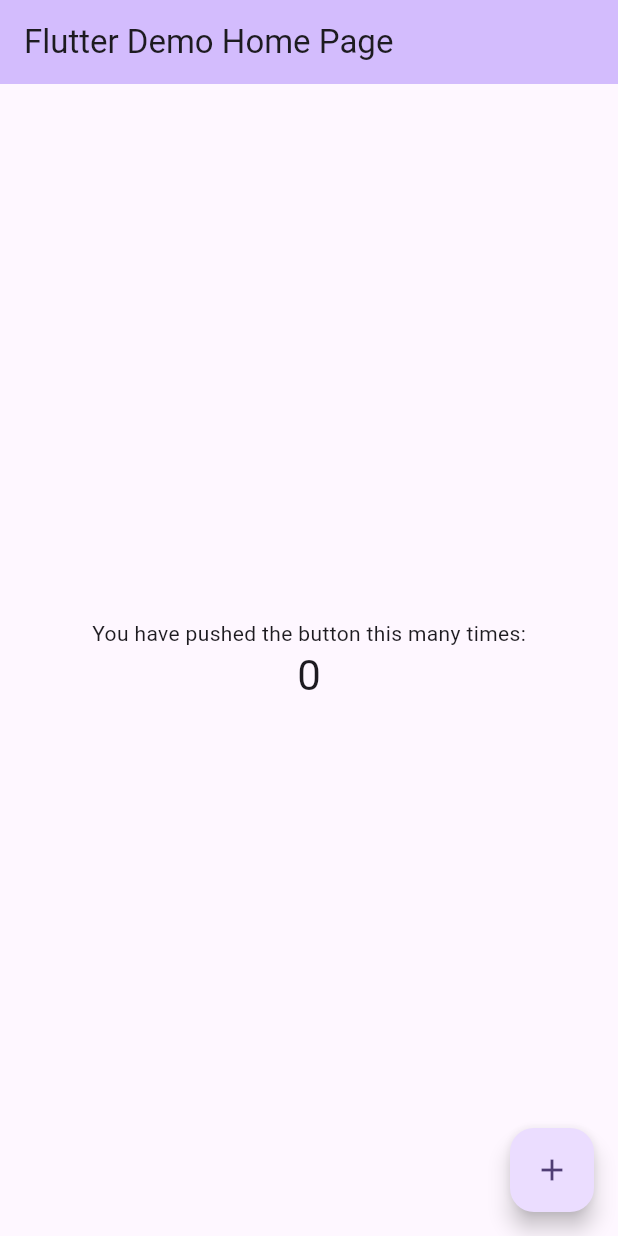
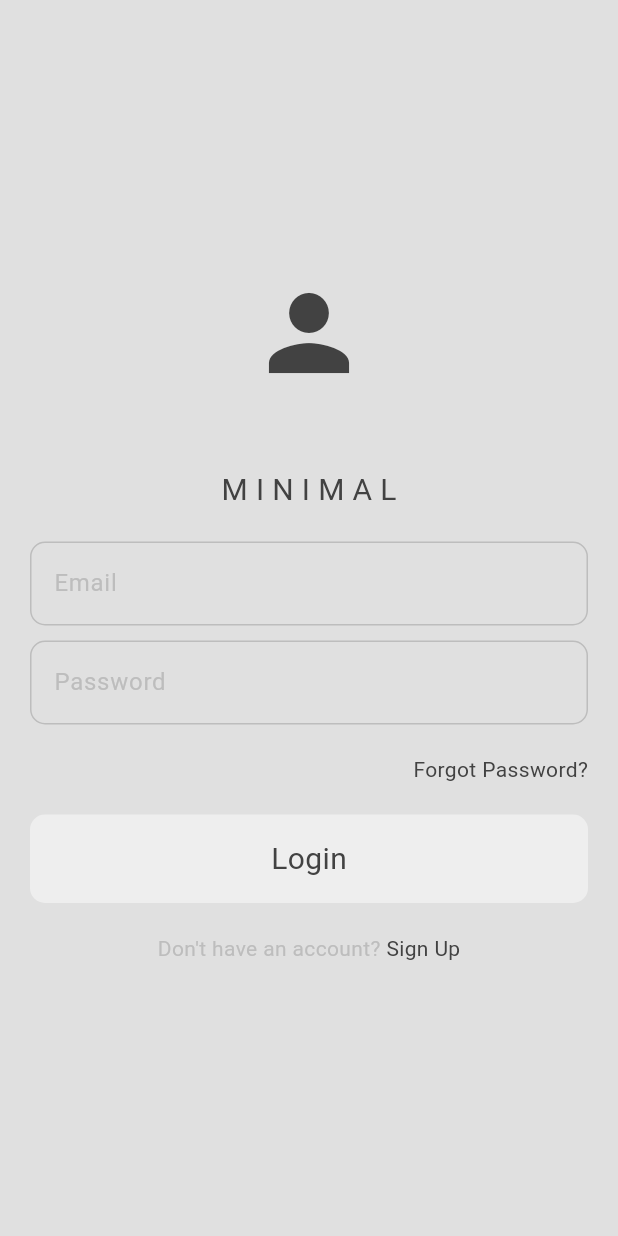
Before and after one commit to thanhNgan13/Minimal-Social-Media-App, a Flutter app: the screen it shows after launch, on a phone screen of 412 x 824 dp. Run offline on Flutter 3.47's test engine with Material 3 defaults, Android fonts, the phone set to English and light mode, and no system bars; our stand-ins replace firebase_core; accounts and stored records are empty.

```diff
--- /dev/null
+++ b/lib/auth/login_or_register.dart
@@ -0,0 +1,32 @@
+import 'package:flutter/material.dart';
+
+import '../pages/login.dart';
+import '../pages/register.dart';
+
+class LoginOrRegister extends StatefulWidget {
+  const LoginOrRegister({super.key});
+
+  @override
+  State<LoginOrRegister> createState() => _LoginOrRegisterState();
+}
+
+class _LoginOrRegisterState extends State<LoginOrRegister> {
+  // Trạng thái ban đầu sẽ là page đăng nhậ
+  bool isLoginPage = true;
+
+  // Hàm chuyển đổi giữa 2 trang đăng nhập và đăng ký
+  void switchPage() {
+    setState(() {
+      isLoginPage = !isLoginPage;
+    });
+  }
+
+  @override
+  Widget build(BuildContext context) {
+    if (isLoginPage) {
+      return LoginPage(onPressed: switchPage);
+    } else {
+      return RegisterPage(onPressed: switchPage);
+    }
+  }
+}
--- /dev/null
+++ b/lib/components/my_button.dart
@@ -0,0 +1,29 @@
+import 'package:flutter/material.dart';
+
+class MyButton extends StatelessWidget {
+  final String text;
+  final void Function()? onPressed;
+  const MyButton({super.key, required this.text, required this.onPressed});
+
+  @override
+  Widget build(BuildContext context) {
+    return GestureDetector(
+        onTap: onPressed,
+        child: Container(
+          width: double.infinity,
+          padding: const EdgeInsets.all(15),
+          decoration: BoxDecoration(
+            color: Theme.of(context).colorScheme.primary,
+            borderRadius: BorderRadius.circular(10),
+          ),
+          child: Center(
+            child: Text(
+              text,
+              style: TextStyle(
+                  color: Theme.of(context).colorScheme.inversePrimary,
+                  fontSize: 20),
+            ),
+          ),
+        ));
+  }
+}
--- /dev/null
+++ b/lib/components/my_textfield.dart
@@ -0,0 +1,34 @@
+import 'package:flutter/material.dart';
+
+class MyTextField extends StatelessWidget {
+  final String hintText;
+  final bool obscureText;
+  final TextEditingController controller;
+  const MyTextField(
+      {super.key,
+      required this.hintText,
+      required this.obscureText,
+      required this.controller});
+
+  @override
+  Widget build(BuildContext context) {
+    return TextField(
+      controller: controller,
+      obscureText: obscureText,
+      decoration: InputDecoration(
+        hintText: hintText,
+        hintStyle: TextStyle(color: Theme.of(context).colorScheme.secondary),
+        enabledBorder: OutlineInputBorder(
+          borderRadius: BorderRadius.circular(10),
+          borderSide:
+              BorderSide(color: Theme.of(context).colorScheme.secondary),
+        ),
+        focusedBorder: OutlineInputBorder(
+          borderRadius: BorderRadius.circular(10),
+          borderSide:
+              BorderSide(color: Theme.of(context).colorScheme.inversePrimary),
+        ),
+      ),
+    );
+  }
+}
--- a/lib/main.dart
+++ b/lib/main.dart
@@ -1,6 +1,17 @@
+import 'package:firebase_core/firebase_core.dart';
 import 'package:flutter/material.dart';
+import 'package:minimal_social_media_app/auth/login_or_register.dart';
+import 'package:minimal_social_media_app/theme/dark_mode.dart';
+import 'package:minimal_social_media_app/theme/light_mode.dart';
 
-void main() {
+void main() async {
+  WidgetsFlutterBinding.ensureInitialized();
+  await Firebase.initializeApp(
+      options: const FirebaseOptions(
+          apiKey: 'AIzaSyCbPCDFtTXU2Iw_VH1a_EHdtfWrNbXBxsE',
+          appId: '1:15644102148:android:632e866b989e8608ab6f51',
+          messagingSenderId: '15644102148',
+          projectId: 'minimal-social-media-e3ea1'));
   runApp(const MyApp());
 }
 
@@ -11,115 +22,10 @@ class MyApp extends StatelessWidget {
   @override
   Widget build(BuildContext context) {
     return MaterialApp(
-      title: 'Flutter Demo',
-      theme: ThemeData(
-        // This is the theme of your application.
-        //
-        // TRY THIS: Try running your application with "flutter run". You'll see
-        // the application has a purple toolbar. Then, without quitting the app,
-        // try changing the seedColor in the colorScheme below to Colors.green
-        // and then invoke "hot reload" (save your changes or press the "hot
-        // reload" button in a Flutter-supported IDE, or press "r" if you used
-        // the command line to start the app).
-        //
-        // Notice that the counter didn't reset back to zero; the application
-        // state is not lost during the reload. To reset the state, use hot
-        // restart instead.
-        //
-        // This works for code too, not just values: Most code changes can be
-        // tested with just a hot reload.
-        colorScheme: ColorScheme.fromSeed(seedColor: Colors.deepPurple),
-        useMaterial3: true,
-      ),
-      home: const MyHomePage(title: 'Flutter Demo Home Page'),
+      debugShowCheckedModeBanner: false,
+      theme: lightMode,
+      // darkTheme: darkMode,
+      home: LoginOrRegister(),
     );
   }
 }
-
-class MyHomePage extends StatefulWidget {
-  const MyHomePage({super.key, required this.title});
-
-  // This widget is the home page of your application. It is stateful, meaning
-  // that it has a State object (defined below) that contains fields that affect
-  // how it looks.
-
-  // This class is the configuration for the state. It holds the values (in this
-  // case the title) provided by the parent (in this case the App widget) and
-  // used by the build method of the State. Fields in a Widget subclass are
-  // always marked "final".
-
-  final String title;
-
-  @override
-  State<MyHomePage> createState() => _MyHomePageState();
-}
-
-class _MyHomePageState extends State<MyHomePage> {
-  int _counter = 0;
-
-  void _incrementCounter() {
-    setState(() {
-      // This call to setState tells the Flutter framework that something has
-      // changed in this State, which causes it to rerun the build method below
-      // so that the display can reflect the updated values. If we changed
-      // _counter without calling setState(), then the build method would not be
-      // called again, and so nothing would appear to happen.
-      _counter++;
-    });
-  }
-
-  @override
-  Widget build(BuildContext context) {
-    // This method is rerun every time setState is called, for instance as done
-    // by the _incrementCounter method above.
-    //
-    // The Flutter framework has been optimized to make rerunning build methods
-    // fast, so that you can just rebuild anything that needs updating rather
-    // than having to individually change instances of widgets.
-    return Scaffold(
-      appBar: AppBar(
-        // TRY THIS: Try changing the color here to a specific color (to
-        // Colors.amber, perhaps?) and trigger a hot reload to see the AppBar
-        // change color while the other colors stay the same.
-        backgroundColor: Theme.of(context).colorScheme.inversePrimary,
-        // Here we take the value from the MyHomePage object that was created by
-        // the App.build method, and use it to set our appbar title.
-        title: Text(widget.title),
-      ),
-      body: Center(
-        // Center is a layout widget. It takes a single child and positions it
-        // in the middle of the parent.
-        child: Column(
-          // Column is also a layout widget. It takes a list of children and
-          // arranges them vertically. By default, it sizes itself to fit its
-          // children horizontally, and tries to be as tall as its parent.
-          //
-          // Column has various properties to control how it sizes itself and
-          // how it positions its children. Here we use mainAxisAlignment to
-          // center the children vertically; the main axis here is the vertical
-          // axis because Columns are vertical (the cross axis would be
-          // horizontal).
-          //
-          // TRY THIS: Invoke "debug painting" (choose the "Toggle Debug Paint"
-          // action in the IDE, or press "p" in the console), to see the
-          // wireframe for each widget.
-          mainAxisAlignment: MainAxisAlignment.center,
-          children: <Widget>[
-            const Text(
-              'You have pushed the button this many times:',
-            ),
-            Text(
-              '$_counter',
-              style: Theme.of(context).textTheme.headlineMedium,
-            ),
-          ],
-        ),
-      ),
-      floatingActionButton: FloatingActionButton(
-        onPressed: _incrementCounter,
-        tooltip: 'Increment',
-        child: const Icon(Icons.add),
-      ), // This trailing comma makes auto-formatting nicer for build methods.
-    );
-  }
-}
--- /dev/null
+++ b/lib/pages/login.dart
@@ -0,0 +1,110 @@
+import 'package:flutter/material.dart';
+import 'package:minimal_social_media_app/components/my_button.dart';
+import 'package:minimal_social_media_app/components/my_textfield.dart';
+
+class LoginPage extends StatefulWidget {
+  // sự kiện khi nhấn nút đăng ki
+  final void Function()? onPressed;
+
+  LoginPage({super.key, this.onPressed});
+
+  // trình điều khiển cho các trường văn bản
+  TextEditingController emailcontroller = TextEditingController();
+  TextEditingController passwordcontroller = TextEditingController();
+
+  @override
+  State<LoginPage> createState() => _LoginPageState();
+}
+
+class _LoginPageState extends State<LoginPage> {
+  @override
+  Widget build(BuildContext context) {
+    return Scaffold(
+        backgroundColor: Theme.of(context).colorScheme.background,
+        body: Center(
+          child: Padding(
+            padding: const EdgeInsets.all(20.0),
+            child: Column(
+              mainAxisAlignment: MainAxisAlignment.center,
+              children: [
+                // logo
+                Icon(Icons.person,
+                    size: 80,
+                    color: Theme.of(context).colorScheme.inversePrimary),
+
+                const SizedBox(
+                  height: 50,
+                ),
+
+                // App name
+                const Text(
+                  "M I N I M A L",
+                  style: TextStyle(fontSize: 20),
+                ),
+
+                const SizedBox(
+                  height: 20,
+                ),
+
+                MyTextField(
+                    hintText: "Email",
+                    obscureText: false,
+                    controller: widget.emailcontroller),
+
+                const SizedBox(
+                  height: 10,
+                ),
+                MyTextField(
+                    hintText: "Password",
+                    obscureText: true,
+                    controller: widget.passwordcontroller),
+
+                const SizedBox(
+                  height: 20,
+                ),
+
+                Row(
+                  mainAxisAlignment: MainAxisAlignment.end,
+                  children: [
+                    Text(
+                      "Forgot Password?",
+                      style: TextStyle(
+                          color: Theme.of(context).colorScheme.inversePrimary),
+                    ),
+                  ],
+                ),
+                const SizedBox(
+                  height: 20,
+                ),
+
+                MyButton(text: "Login", onPressed: () {}),
+
+                const SizedBox(
+                  height: 20,
+                ),
+
+                Row(
+                  mainAxisAlignment: MainAxisAlignment.center,
+                  children: [
+                    Text(
+                      "Don't have an account?",
+                      style: TextStyle(
+                          color: Theme.of(context).colorScheme.secondary),
+                    ),
+                    GestureDetector(
+                      onTap: widget.onPressed,
+                      child: Text(
+                        " Sign Up",
+                        style: TextStyle(
+                            color:
+                                Theme.of(context).colorScheme.inversePrimary),
+                      ),
+                    ),
+                  ],
+                ),
+              ],
+            ),
+          ),
+        ));
+  }
+}
--- /dev/null
+++ b/lib/theme/dark_mode.dart
@@ -0,0 +1,13 @@
+import 'package:flutter/material.dart';
+
+ThemeData darkMode = ThemeData(
+  brightness: Brightness.dark,
+  colorScheme: ColorScheme.dark(
+      background: Colors.grey.shade800,
+      primary: Colors.grey.shade900,
+      secondary: Colors.grey.shade700,
+      inversePrimary: Colors.grey.shade300),
+  textTheme: ThemeData.dark()
+      .textTheme
+      .apply(bodyColor: Colors.grey.shade300, displayColor: Colors.white),
+);
--- /dev/null
+++ b/lib/theme/light_mode.dart
@@ -0,0 +1,13 @@
+import 'package:flutter/material.dart';
+
+ThemeData lightMode = ThemeData(
+  brightness: Brightness.light,
+  colorScheme: ColorScheme.light(
+      background: Colors.grey.shade300,
+      primary: Colors.grey.shade200,
+      secondary: Colors.grey.shade400,
+      inversePrimary: Colors.grey.shade800),
+  textTheme: ThemeData.light()
+      .textTheme
+      .apply(bodyColor: Colors.grey.shade800, displayColor: Colors.black),
+);
```
Also changed, not shown: lib/pages/register.dart (added, +133 -0 lines), pubspec.yaml (+5 -4 lines), lib/firebase_options.dart (added), pubspec.lock, 9 other files.
